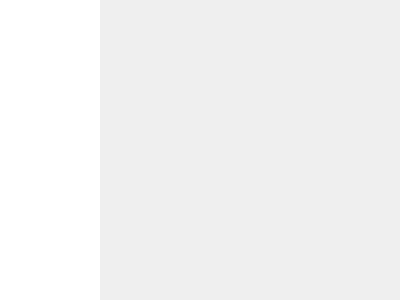
The window that source/src/editor.ui (ufopleds/DengueME) describes before a commit, drawn with Qt 5.
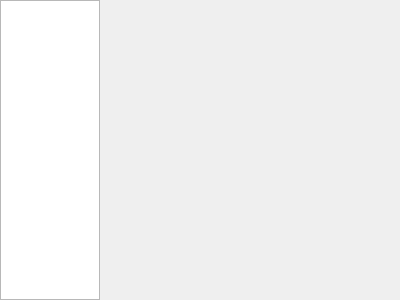
The same window after the commit.

What changed in the file:
```diff
--- a/source/src/editor.ui
+++ b/source/src/editor.ui
@@ -41,13 +41,13 @@
       </size>
      </property>
      <property name="frameShape">
-      <enum>QFrame::NoFrame</enum>
+      <enum>QFrame::StyledPanel</enum>
      </property>
      <property name="frameShadow">
-      <enum>QFrame::Plain</enum>
+      <enum>QFrame::Sunken</enum>
      </property>
      <property name="lineWidth">
-      <number>0</number>
+      <number>1</number>
      </property>
      <property name="verticalScrollBarPolicy">
       <enum>Qt::ScrollBarAsNeeded</enum>
```
